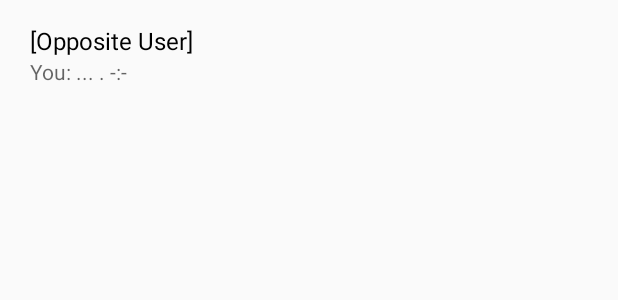
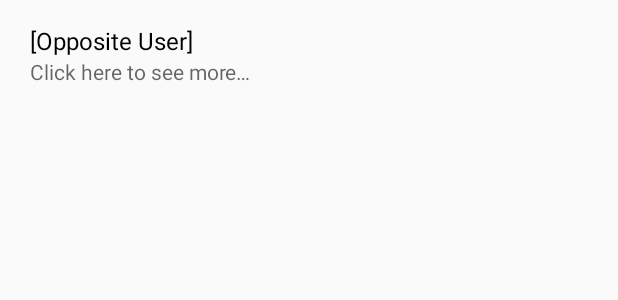
Before and after one commit to MeetAtOslomet/meet-android, an Android app: the layout adapter_tandem.xml on its own in the app's theme, with its tools: preview values and no code run, on a phone screen of 412 x 824 dp. Shown: the top 300 px of the screen. Run offline under Robolectric (Android 15) with nearby library versions, the phone set to English and light mode, and no system bars.

Commit message:
added terms and privacy string to String.xml

```diff
--- a/app/src/main/res/values/strings.xml
+++ b/app/src/main/res/values/strings.xml
@@ -86,7 +86,7 @@
     <string name="fragment_tandem_tandemTitle">Messages</string>
 
     <string name="fragment_tandem_lastMessage">You: Hallaaa &#8226; 12:01</string>
-    <string name="fragment_tandem_lastMessage_placeholder">You: ... . -:-</string>
+    <string name="fragment_tandem_lastMessage_placeholder">Click here to see more…</string>
 
 
     <string name="text_login">Sign in</string>
@@ -100,6 +100,9 @@
 
     <string name="text_confirm_password">Confirm Password</string>
 
+    <string name="termsAndConditions"><a href="http://www.fellesstudentsystem.no/english/applications/student-id/privacy-policy.html">Terms and Conditions</a></string>
+    <string name="privacyPolicy"><a href="http://www.fellesstudentsystem.no/english/applications/student-id/privacy-policy.html">Privacy Policy</a></string>
+
 
 
 </resources>
```
